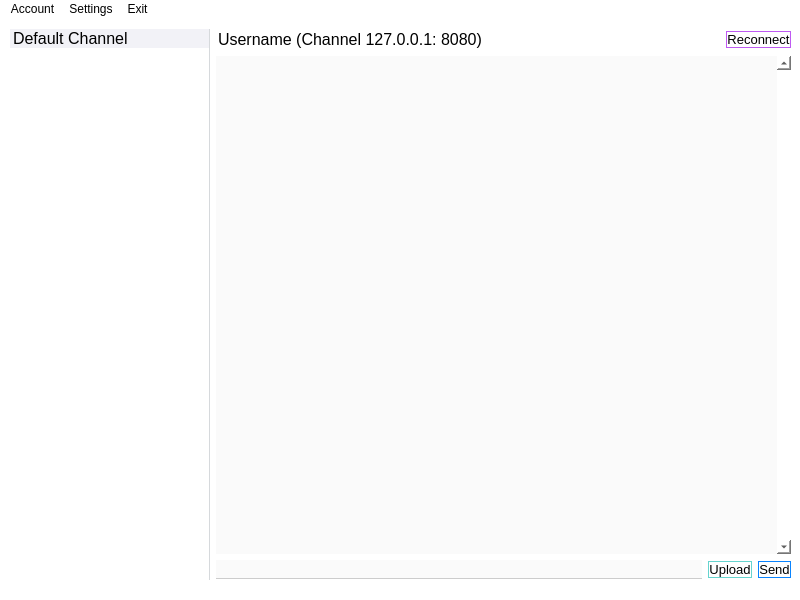
Qt form qt/main_window.ui (Devanand-Sharma/network_project) before a commit.
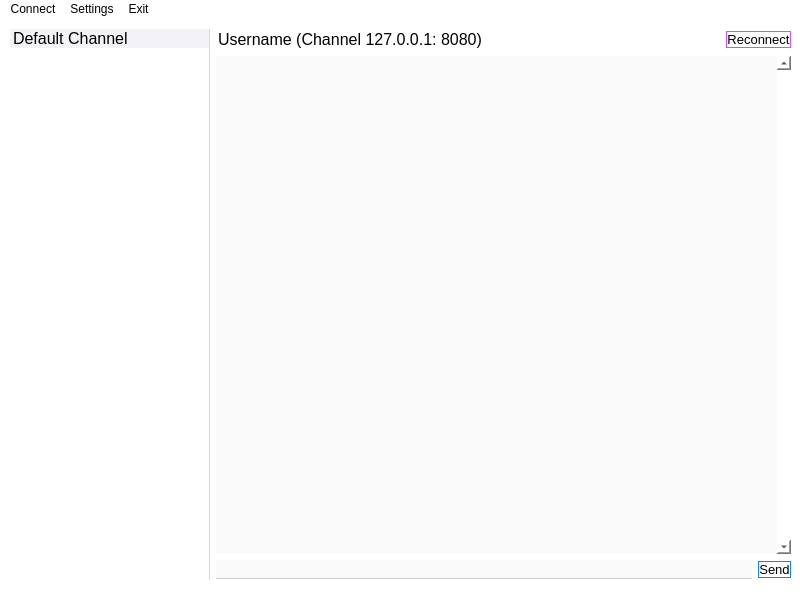
The same form after that commit. Icons and pictures are not drawn.

Commit message: Remove icons and unnecessary menu items

The edit to the form file:
```diff
--- a/qt/main_window.ui
+++ b/qt/main_window.ui
@@ -186,34 +186,8 @@
 	border-width: 2px;
 }</string>
            </property>
-          </widget>
-         </item>
-         <item>
-          <widget class="QPushButton" name="upload">
-           <property name="font">
-            <font>
-             <pointsize>10</pointsize>
-            </font>
-           </property>
-           <property name="styleSheet">
-            <string notr="true">#upload {
-	border: 1px solid #66d4cf;
-	border-radius: .3em;
-	padding: .2em .5em;
-	min-width: 4em;
-}
-#upload:hover {
-	background-color: #66d4cf;
-	color: #fff;
-	padding-left: 0;
-}</string>
-           </property>
-           <property name="text">
-            <string>Upload</string>
-           </property>
-           <property name="icon">
-            <iconset>
-             <normaloff>attachment-2.png</normaloff>attachment-2.png</iconset>
+           <property name="clearButtonEnabled">
+            <bool>true</bool>
            </property>
           </widget>
          </item>
@@ -267,7 +241,7 @@
      <string notr="true"/>
     </property>
     <property name="title">
-     <string>Account</string>
+     <string>Connect</string>
     </property>
     <addaction name="actionLogin"/>
     <addaction name="actionLogout"/>
```
Left out of the diff: 21 changed lines with no effect on the pictures. The commit also changes 1 other file.
